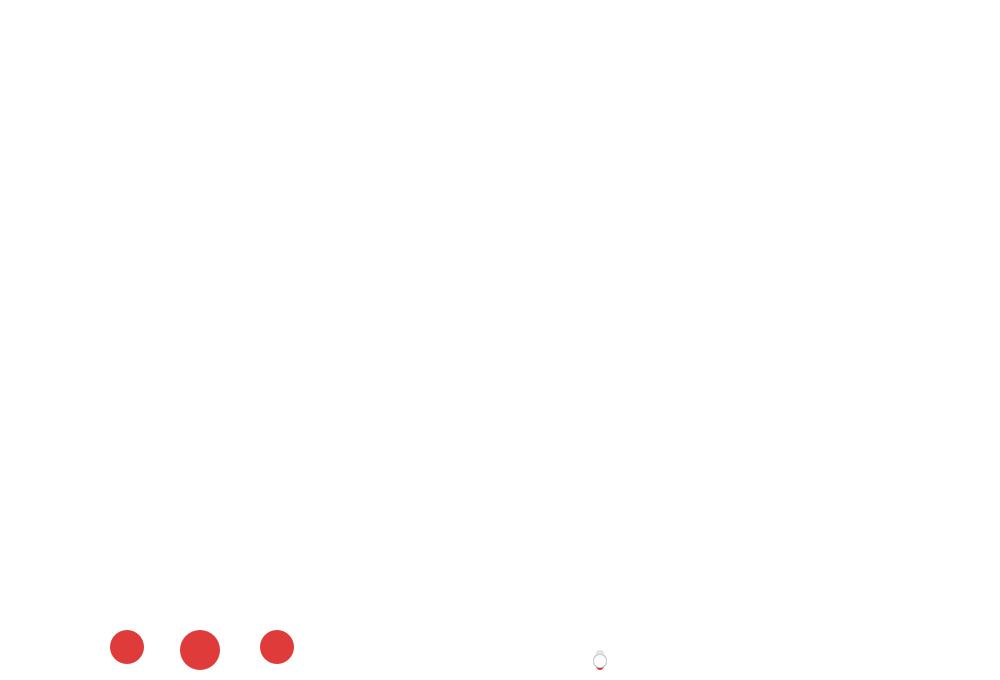
Before: the Qt Designer form mainwindow.ui in cuncinc/CloudMusic_Qt, drawn with Qt 5.
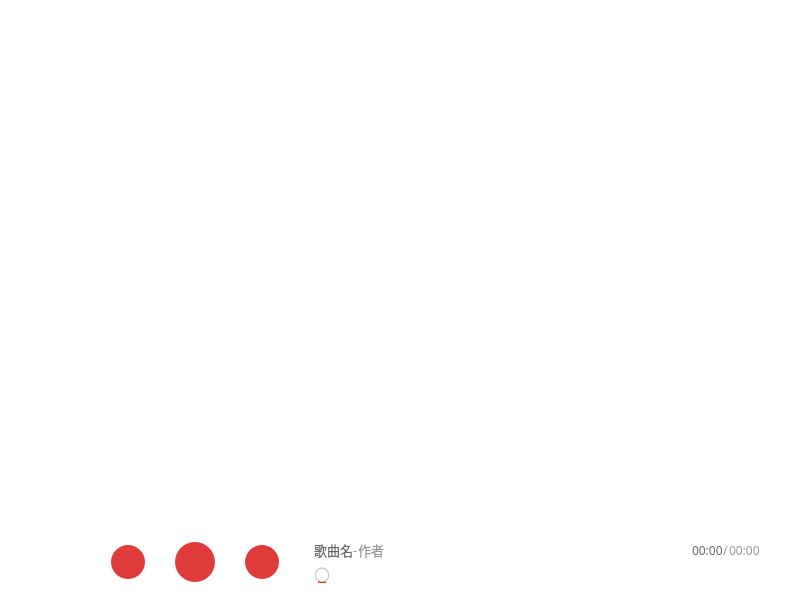
After: the same form once the commit is applied. Icons and pictures are not drawn. Custom widgets are drawn as their Qt base class.

Commit message: feat(ui): ui auto wrap

What changed in the file:
```diff
--- a/mainwindow.ui
+++ b/mainwindow.ui
@@ -6,12 +6,12 @@
    <rect>
     <x>0</x>
     <y>0</y>
-    <width>1000</width>
-    <height>680</height>
+    <width>800</width>
+    <height>600</height>
    </rect>
   </property>
   <property name="sizePolicy">
-   <sizepolicy hsizetype="Expanding" vsizetype="Preferred">
+   <sizepolicy hsizetype="Expanding" vsizetype="MinimumExpanding">
     <horstretch>0</horstretch>
     <verstretch>0</verstretch>
    </sizepolicy>
@@ -38,14 +38,41 @@
    <enum>QTabWidget::Rounded</enum>
   </property>
   <widget class="QWidget" name="centralwidget">
+   <property name="sizePolicy">
+    <sizepolicy hsizetype="MinimumExpanding" vsizetype="MinimumExpanding">
+     <horstretch>0</horstretch>
+     <verstretch>0</verstretch>
+    </sizepolicy>
+   </property>
+   <layout class="QVBoxLayout" name="verticalLayout_3">
+    <property name="spacing">
+     <number>0</number>
+    </property>
+    <property name="leftMargin">
+     <number>0</number>
+    </property>
+    <property name="topMargin">
+     <number>0</number>
+    </property>
+    <property name="rightMargin">
+     <number>0</number>
+    </property>
+    <property name="bottomMargin">
+     <number>0</number>
+    </property>
+    <item>
    <widget class="QStackedWidget" name="stackedWidget">
-    <property name="geometry">
-     <rect>
-      <x>0</x>
-      <y>0</y>
-      <width>1000</width>
-      <height>610</height>
-     </rect>
+      <property name="sizePolicy">
+       <sizepolicy hsizetype="MinimumExpanding" vsizetype="MinimumExpanding">
+        <horstretch>0</horstretch>
+        <verstretch>0</verstretch>
+       </sizepolicy>
+      </property>
+      <property name="minimumSize">
+       <size>
+        <width>0</width>
+        <height>0</height>
+       </size>
     </property>
     <property name="currentIndex">
      <number>1</number>
@@ -53,14 +80,50 @@
     <widget class="QWidget" name="page_3"/>
     <widget class="QWidget" name="page_4"/>
    </widget>
+    </item>
+    <item>
+     <widget class="QWidget" name="widget" native="true">
+      <property name="sizePolicy">
+       <sizepolicy hsizetype="MinimumExpanding" vsizetype="Preferred">
+        <horstretch>0</horstretch>
+        <verstretch>0</verstretch>
+       </sizepolicy>
+      </property>
+      <property name="maximumSize">
+       <size>
+        <width>16777215</width>
+        <height>75</height>
+       </size>
+      </property>
+      <layout class="QHBoxLayout" name="horizontalLayout_6">
+       <property name="spacing">
+        <number>35</number>
+       </property>
+       <property name="leftMargin">
+        <number>1</number>
+       </property>
+       <property name="topMargin">
+        <number>0</number>
+       </property>
+       <property name="rightMargin">
+        <number>20</number>
+       </property>
+       <property name="bottomMargin">
+        <number>1</number>
+       </property>
+       <item>
    <widget class="QLabel" name="imgLabel">
-    <property name="geometry">
-     <rect>
-      <x>0</x>
-      <y>610</y>
-      <width>70</width>
-      <height>70</height>
-     </rect>
+         <property name="minimumSize">
+          <size>
+           <width>75</width>
+           <height>75</height>
+          </size>
+         </property>
+         <property name="maximumSize">
+          <size>
+           <width>75</width>
+           <height>75</height>
+          </size>
     </property>
     <property name="contextMenuPolicy">
      <enum>Qt::NoContextMenu</enum>
@@ -78,50 +141,19 @@
      <set>Qt::AlignJustify|Qt::AlignVCenter</set>
     </property>
    </widget>
-   <widget class="QPushButton" name="nextButton">
-    <property name="geometry">
-     <rect>
-      <x>260</x>
-      <y>630</y>
-      <width>34</width>
-      <height>34</height>
-     </rect>
-    </property>
-    <property name="styleSheet">
-     <string notr="true">background-color: rgb(223, 59, 59);
-border-radius: 17px;</string>
-    </property>
-    <property name="text">
-     <string/>
-    </property>
-    <property name="icon">
-     <iconset resource="res.qrc">
-      <normaloff>:/icon/next</normaloff>:/icon/next</iconset>
-    </property>
-    <property name="iconSize">
-     <size>
-      <width>18</width>
-      <height>18</height>
-     </size>
-    </property>
-    <property name="autoDefault">
-     <bool>false</bool>
-    </property>
-    <property name="default">
-     <bool>false</bool>
-    </property>
-    <property name="flat">
-     <bool>false</bool>
-    </property>
-   </widget>
+       </item>
+       <item>
+        <layout class="QHBoxLayout" name="horizontalLayout">
+         <property name="spacing">
+          <number>30</number>
+         </property>
+         <item>
    <widget class="QPushButton" name="lastButton">
-    <property name="geometry">
-     <rect>
-      <x>110</x>
-      <y>630</y>
+           <property name="minimumSize">
+            <size>
       <width>34</width>
       <height>34</height>
-     </rect>
+            </size>
     </property>
     <property name="styleSheet">
      <string notr="true">background-color: rgb(223, 59, 59);
@@ -150,14 +182,14 @@
      <bool>false</bool>
     </property>
    </widget>
+         </item>
+         <item>
    <widget class="QPushButton" name="playButton">
-    <property name="geometry">
-     <rect>
-      <x>180</x>
-      <y>630</y>
+           <property name="minimumSize">
+            <size>
       <width>40</width>
       <height>40</height>
-     </rect>
+            </size>
     </property>
     <property name="styleSheet">
      <string notr="true">background-color: rgb(223, 59, 59);
@@ -186,21 +218,329 @@
      <bool>false</bool>
     </property>
    </widget>
+         </item>
+         <item>
+          <widget class="QPushButton" name="nextButton">
+           <property name="minimumSize">
+            <size>
+             <width>34</width>
+             <height>34</height>
+            </size>
+           </property>
+           <property name="styleSheet">
+            <string notr="true">background-color: rgb(223, 59, 59);
+border-radius: 17px;</string>
+           </property>
+           <property name="text">
+            <string/>
+           </property>
+           <property name="icon">
+            <iconset resource="res.qrc">
+             <normaloff>:/icon/next</normaloff>:/icon/next</iconset>
+           </property>
+           <property name="iconSize">
+            <size>
+             <width>18</width>
+             <height>18</height>
+            </size>
+           </property>
+           <property name="autoDefault">
+            <bool>false</bool>
+           </property>
+           <property name="default">
+            <bool>false</bool>
+           </property>
+           <property name="flat">
+            <bool>false</bool>
+           </property>
+          </widget>
+         </item>
+        </layout>
+       </item>
+       <item>
+        <layout class="QVBoxLayout" name="verticalLayout">
+         <property name="spacing">
+          <number>7</number>
+         </property>
+         <property name="sizeConstraint">
+          <enum>QLayout::SetDefaultConstraint</enum>
+         </property>
+         <property name="rightMargin">
+          <number>20</number>
+         </property>
+         <item>
+          <spacer name="verticalSpacer_2">
+           <property name="orientation">
+            <enum>Qt::Vertical</enum>
+           </property>
+           <property name="sizeHint" stdset="0">
+            <size>
+             <width>20</width>
+             <height>40</height>
+            </size>
+           </property>
+          </spacer>
+         </item>
+         <item>
+          <widget class="QWidget" name="widget_2" native="true">
+           <property name="maximumSize">
+            <size>
+             <width>16777215</width>
+             <height>20</height>
+            </size>
+           </property>
+           <layout class="QHBoxLayout" name="horizontalLayout_4">
+            <property name="spacing">
+             <number>0</number>
+            </property>
+            <property name="leftMargin">
+             <number>0</number>
+            </property>
+            <property name="topMargin">
+             <number>0</number>
+            </property>
+            <property name="rightMargin">
+             <number>0</number>
+            </property>
+            <property name="bottomMargin">
+             <number>0</number>
+            </property>
+            <item>
+             <layout class="QHBoxLayout" name="horizontalLayout_2">
+              <property name="sizeConstraint">
+               <enum>QLayout::SetMinimumSize</enum>
+              </property>
+              <item>
+               <widget class="QLabel" name="nameLabel">
+                <property name="maximumSize">
+                 <size>
+                  <width>16777215</width>
+                  <height>20</height>
+                 </size>
+                </property>
+                <property name="font">
+                 <font>
+                  <family>Microsoft YaHei</family>
+                  <pointsize>10</pointsize>
+                 </font>
+                </property>
+                <property name="autoFillBackground">
+                 <bool>false</bool>
+                </property>
+                <property name="styleSheet">
+                 <string notr="true">color: rgb(102, 102, 102);</string>
+                </property>
+                <property name="text">
+                 <string>歌曲名</string>
+                </property>
+                <property name="scaledContents">
+                 <bool>true</bool>
+                </property>
+                <property name="wordWrap">
+                 <bool>true</bool>
+                </property>
+               </widget>
+              </item>
+              <item>
+               <widget class="QLabel" name="label_2">
+                <property name="maximumSize">
+                 <size>
+                  <width>10</width>
+                  <height>20</height>
+                 </size>
+                </property>
+                <property name="font">
+                 <font>
+                  <family>Microsoft YaHei</family>
+                  <pointsize>10</pointsize>
+                 </font>
+                </property>
+                <property name="autoFillBackground">
+                 <bool>false</bool>
+                </property>
+                <property name="styleSheet">
+                 <string notr="true">color: rgb(151, 151, 151);</string>
+                </property>
+                <property name="text">
+                 <string>-</string>
+                </property>
+                <property name="scaledContents">
+                 <bool>true</bool>
+                </property>
+                <property name="wordWrap">
+                 <bool>true</bool>
+                </property>
+               </widget>
+              </item>
+              <item>
+               <widget class="QLabel" name="authorLabel">
+                <property name="maximumSize">
+                 <size>
+                  <width>16777215</width>
+                  <height>20</height>
+                 </size>
+                </property>
+                <property name="font">
+                 <font>
+                  <family>Microsoft YaHei</family>
+                  <pointsize>10</pointsize>
+                 </font>
+                </property>
+                <property name="autoFillBackground">
+                 <bool>false</bool>
+                </property>
+                <property name="styleSheet">
+                 <string notr="true">color: rgb(151, 151, 151);</string>
+                </property>
+                <property name="text">
+                 <string>作者</string>
+                </property>
+                <property name="scaledContents">
+                 <bool>true</bool>
+                </property>
+                <property name="wordWrap">
+                 <bool>true</bool>
+                </property>
+               </widget>
+              </item>
+             </layout>
+            </item>
+            <item>
+             <spacer name="horizontalSpacer">
+              <property name="orientation">
+               <enum>Qt::Horizontal</enum>
+              </property>
+              <property name="sizeType">
+               <enum>QSizePolicy::Expanding</enum>
+              </property>
+              <property name="sizeHint" stdset="0">
+               <size>
+                <width>0</width>
+                <height>0</height>
+               </size>
+              </property>
+             </spacer>
+            </item>
+            <item>
+             <layout class="QHBoxLayout" name="horizontalLayout_3">
+              <property name="sizeConstraint">
+               <enum>QLayout::SetMinimumSize</enum>
+              </property>
+              <item>
+               <widget class="QLabel" name="nowLabel">
+                <property name="maximumSize">
+                 <size>
+                  <width>16777215</width>
+                  <height>20</height>
+                 </size>
+                </property>
+                <property name="font">
+                 <font>
+                  <family>Microsoft YaHei</family>
+                  <pointsize>9</pointsize>
+                 </font>
+                </property>
+                <property name="autoFillBackground">
+                 <bool>false</bool>
+                </property>
+                <property name="styleSheet">
+                 <string notr="true">color: rgb(102, 102, 102);</string>
+                </property>
+                <property name="text">
+                 <string>00:00</string>
+                </property>
+                <property name="scaledContents">
+                 <bool>true</bool>
+                </property>
+                <property name="wordWrap">
+                 <bool>true</bool>
+                </property>
+               </widget>
+              </item>
+              <item>
+               <widget class="QLabel" name="label_5">
+                <property name="maximumSize">
+                 <size>
+                  <width>10</width>
+                  <height>20</height>
+                 </size>
+                </property>
+                <property name="font">
+                 <font>
+                  <family>Microsoft YaHei</family>
+                  <pointsize>9</pointsize>
+                 </font>
+                </property>
+                <property name="autoFillBackground">
+                 <bool>false</bool>
+                </property>
+                <property name="styleSheet">
+                 <string notr="true">color: rgb(151, 151, 151);</string>
+                </property>
+                <property name="text">
+                 <string>/</string>
+                </property>
+                <property name="scaledContents">
+                 <bool>true</bool>
+                </property>
+                <property name="wordWrap">
+                 <bool>true</bool>
+                </property>
+               </widget>
+              </item>
+              <item>
+               <widget class="QLabel" name="TimeLabel">
+                <property name="maximumSize">
+                 <size>
+                  <width>16777215</width>
+                  <height>20</height>
+                 </size>
+                </property>
+                <property name="font">
+                 <font>
+                  <family>Microsoft YaHei</family>
+                  <pointsize>9</pointsize>
+                 </font>
+                </property>
+                <property name="autoFillBackground">
+                 <bool>false</bool>
+                </property>
+                <property name="styleSheet">
+                 <string notr="true">color: rgb(151, 151, 151);</string>
+                </property>
+                <property name="text">
+                 <string>00:00</string>
+                </property>
+                <property name="scaledContents">
+                 <bool>true</bool>
+                </property>
+                <property name="wordWrap">
+                 <bool>true</bool>
+                </property>
+               </widget>
+              </item>
+             </layout>
+            </item>
+           </layout>
+          </widget>
+         </item>
+         <item>
    <widget class="XSlider" name="slider">
-    <property name="geometry">
-     <rect>
-      <x>350</x>
-      <y>650</y>
-      <width>500</width>
-      <height>20</height>
-     </rect>
-    </property>
     <property name="minimumSize">
      <size>
       <width>0</width>
       <height>16</height>
      </size>
     </property>
+           <property name="maximumSize">
+            <size>
+             <width>16777215</width>
+             <height>16</height>
+            </size>
+           </property>
+           <property name="contextMenuPolicy">
+            <enum>Qt::DefaultContextMenu</enum>
+           </property>
     <property name="styleSheet">
      <string notr="true">QSlider::horizontal{min-height:16px;color:#ffffff;}QSlider::groove:horizontal{background:#e5e5e5;height:8px;border-radius:4px;}QSlider::add-page:horizontal{background:#e5e5e5;height:8px;border-radius:4px;}QSlider::sub-page:horizontal{background:#d13c3a;height:8px;border-radius:4px;}QSlider::handle:horizontal{width:13px;margin-top:-3px;margin-bottom:-3px;border-radius:6px;background:qradialgradient(spread:pad,cx:0.5,cy:0.5,radius:0.5,fx:0.5,fy:0.5,stop:0.8 #ffffff,stop:0.9 #cbcbcb);}QSlider::vertical{min-width:16px;color:#ffffff;}QSlider::groove:vertical{background:#e5e5e5;width:8px;border-radius:4px;}QSlider::add-page:vertical{background:#d13c3a;width:8px;border-radius:4px;}QSlider::sub-page:vertical{background:#e5e5e5;width:8px;border-radius:4px;}QSlider::handle:vertical{height:14px;margin-left:-3px;margin-right:-3px;border-radius:6px;background:qradialgradient(spread:pad,cx:0.5,cy:0.5,radius:0.5,fx:0.5,fy:0.5,stop:0.8 #ffffff,stop:0.9 #cbcbcb);}</string>
     </property>
@@ -255,6 +595,26 @@
      </color>
     </property>
    </widget>
+         </item>
+         <item>
+          <spacer name="verticalSpacer">
+           <property name="orientation">
+            <enum>Qt::Vertical</enum>
+           </property>
+           <property name="sizeHint" stdset="0">
+            <size>
+             <width>20</width>
+             <height>40</height>
+            </size>
+           </property>
+          </spacer>
+         </item>
+        </layout>
+       </item>
+      </layout>
+     </widget>
+    </item>
+   </layout>
   </widget>
  </widget>
  <customwidgets>
```
Lines whose indentation alone changed are shown as unchanged. The commit also changes 2 other files.
